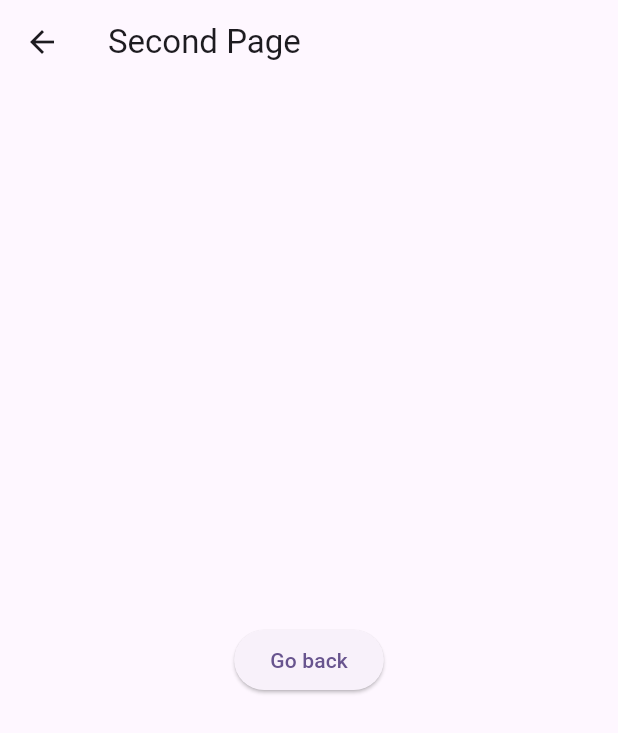
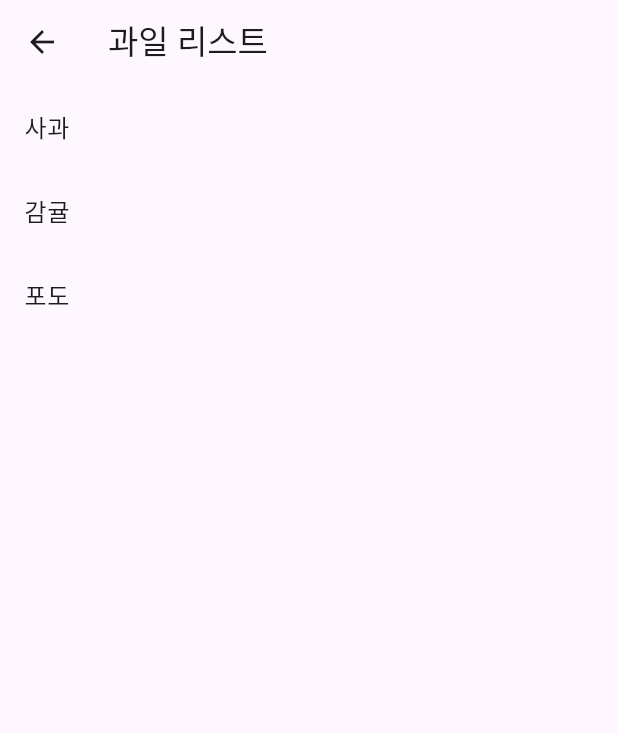
Before and after one commit to kobataAyaka/fruits_app, a Flutter app: the screen it shows after launch, after a tap on "Next Page", on a phone screen of 412 x 824 dp. Shown: the top 733 px of the screen. Run offline on Flutter 3.47's test engine with Material 3 defaults, Android fonts, the phone set to English and light mode, and no system bars.

Commit message:
ListView 추가

```diff
--- /dev/null
+++ b/lib/fruit_list_page.dart
@@ -0,0 +1,44 @@
+import 'package:flutter/material.dart';
+
+import 'fruit_description_page.dart';
+
+class FruitListPage extends StatelessWidget {
+  const FruitListPage({super.key});
+
+  final List<Map<String, String>> fruits = const [
+    {'name': '사과', 'calories': '52 kcal', 'scientificName': 'Malus domestica'},
+    {
+      'name': '감귤',
+      'calories': '53 kcal',
+      'scientificName': 'Citrus reticulata'
+    },
+    {'name': '포도', 'calories': '69 kcal', 'scientificName': 'Vitis vinifera'},
+  ];
+
+  @override
+  Widget build(BuildContext context) {
+    return Scaffold(
+      appBar: AppBar(
+        title: const Text('과일 리스트'),
+      ),
+      body: ListView.builder(
+        itemCount: fruits.length,
+        itemBuilder: (context, index) {
+          return ListTile(
+            title: Text(fruits[index]['name']!),
+            onTap: () {
+              Navigator.push(
+                context,
+                MaterialPageRoute(
+                  builder: (context) => FruitDescriptionPage(
+                    fruit: fruits[index],
+                  ),
+                ),
+              );
+            },
+          );
+        },
+      ),
+    );
+  }
+}
--- a/lib/main.dart
+++ b/lib/main.dart
@@ -1,4 +1,6 @@
 import 'package:flutter/material.dart';
+
+import 'fruit_list_page.dart';
 
 void main() => runApp(const MyApp());
 
@@ -39,7 +41,7 @@ class FirstPage extends StatelessWidget {
             Navigator.push(
               context,
               MaterialPageRoute(builder: (context) {
-                return const SecondPage();
+                return const FruitListPage();
               }),
             );
           },
@@ -49,24 +51,3 @@ class FirstPage extends StatelessWidget {
     );
   }
 }
-
-class SecondPage extends StatelessWidget {
-  const SecondPage({super.key});
-
-  @override
-  Widget build(BuildContext context) {
-    return Scaffold(
-      appBar: AppBar(
-        title: const Text('Second Page'),
-      ),
-      body: Center(
-        child: ElevatedButton(
-          onPressed: () {
-            Navigator.pop(context);
-          },
-          child: const Text('Go back'),
-        ),
-      ),
-    );
-  }
-}
```
Also changed, not shown: lib/fruit_description_page.dart (added, +32 -0 lines).
